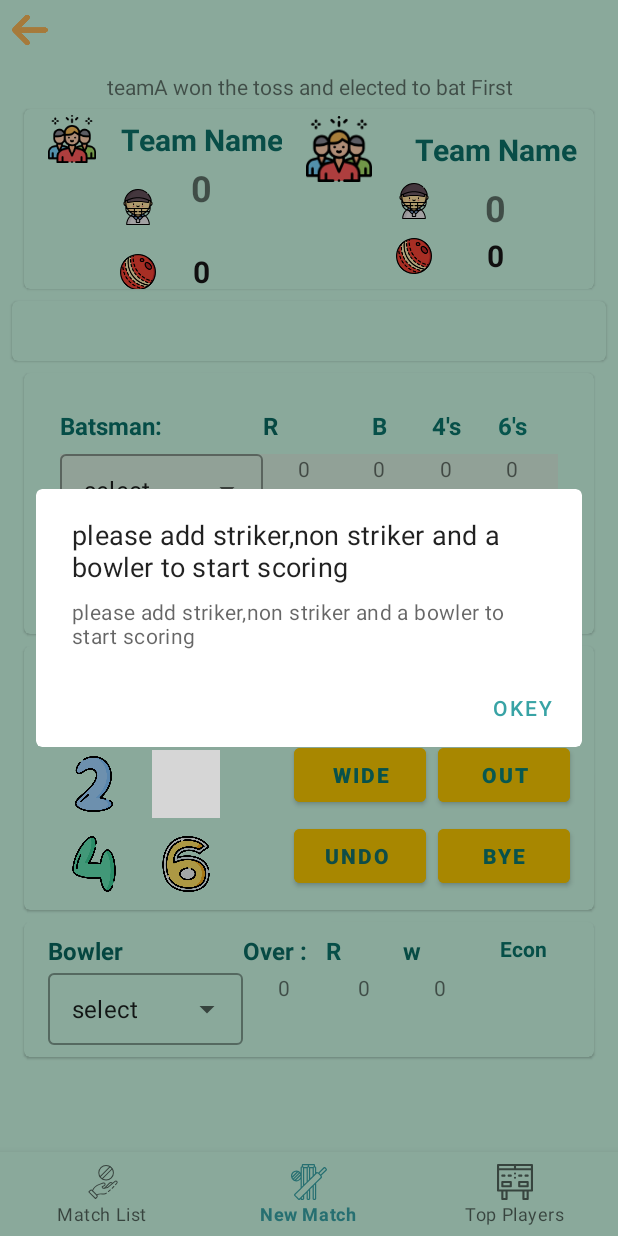
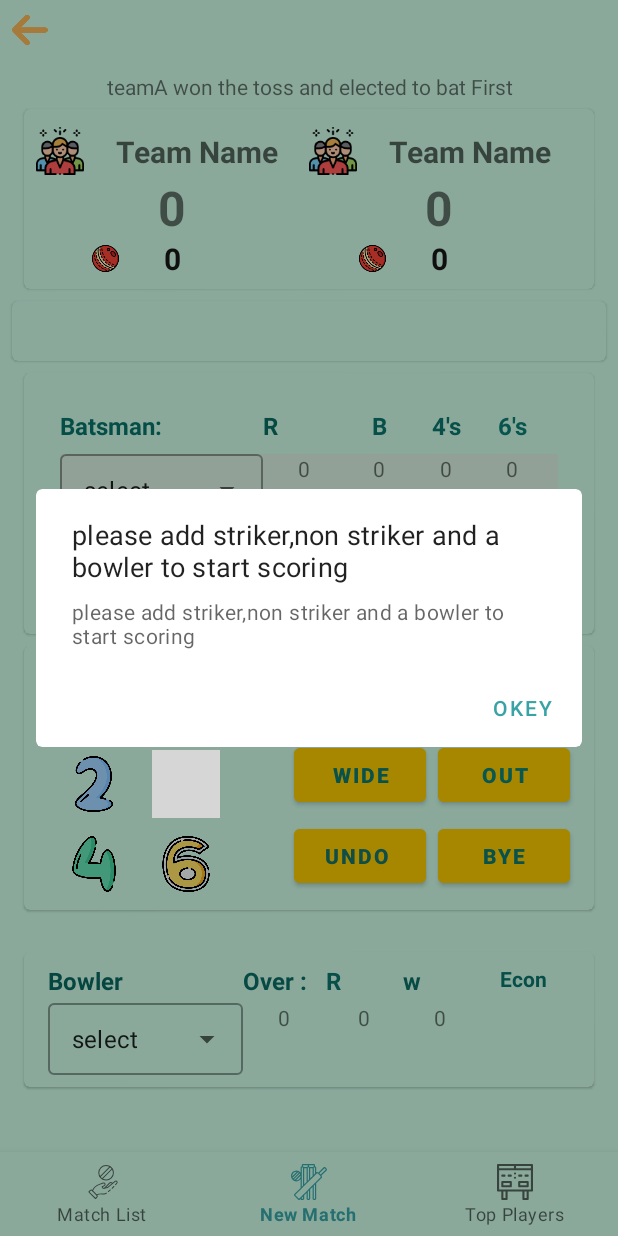
Before and after one commit to NazmulHaqueLimon/ScoreBoard2, an Android app: the fragment ScoringFragment placed in its activity, on a phone screen of 412 x 824 dp. Run offline under Robolectric (Android 15) with nearby library versions, the phone set to English and light mode, and no system bars; our stand-ins replace Dagger/Hilt's generated code, Firebase (no records; nobody signed in at launch, a user with empty details on screens opened directly), data binding, navigation-ui; 7 statements that could not run were skipped; grey boxes are pictures that could not be loaded.

Commit message:
scoring improved3

```diff
--- a/app/build.gradle
+++ b/app/build.gradle
@@ -4,6 +4,7 @@ plugins {
     id 'kotlin-kapt'
     id 'androidx.navigation.safeargs'
     id 'com.google.dagger.hilt.android'
+    id 'com.google.gms.google-services'
 
 }
 // Allow references to generated code
@@ -55,6 +56,7 @@ dependencies {
 
     implementation 'androidx.room:room-runtime:2.5.0'
     implementation 'androidx.room:room-ktx:2.5.0'
+    implementation 'com.google.firebase:firebase-firestore-ktx:24.1.1'
     annotationProcessor 'androidx.room:room-compiler:2.5.0'
     // To use Kotlin annotation processing tool (kapt)
     kapt('androidx.room:room-compiler:2.5.0')
--- a/app/src/main/java/com/example/scoreboard/MainActivity.kt
+++ b/app/src/main/java/com/example/scoreboard/MainActivity.kt
@@ -2,6 +2,7 @@
 
 import androidx.appcompat.app.AppCompatActivity
 import android.os.Bundle
+import android.util.Log
 import android.view.View
 import androidx.core.view.WindowCompat
 import androidx.navigation.NavController
@@ -13,11 +14,13 @@ import androidx.navigation.ui.setupActionBarWithNavController
 import androidx.navigation.ui.setupWithNavController
 import com.example.scoreboard.databinding.ActivityMainBinding
 import com.google.android.material.bottomnavigation.BottomNavigationView
+import com.google.firebase.firestore.ktx.firestore
+import com.google.firebase.ktx.Firebase
 import dagger.hilt.android.AndroidEntryPoint
 
  @AndroidEntryPoint
  class MainActivity : AppCompatActivity() {
-
+     private val TAG = "DocSnippets"
      private lateinit var binding : ActivityMainBinding
      private lateinit var navController :NavController
     override fun onCreate(savedInstanceState: Bundle?) {
@@ -27,23 +30,22 @@ import dagger.hilt.android.AndroidEntryPoint
         binding = ActivityMainBinding.inflate(layoutInflater)
         setContentView(binding.root)
 
-        val bottomNav : BottomNavigationView =binding.bottomNav
-        navController =findNavController(R.id.nav_host)
+        val bottomNav: BottomNavigationView = binding.bottomNav
+        navController = findNavController(R.id.nav_host)
 
         NavigationUI.setupWithNavController(bottomNav, navController)
 
         navController.addOnDestinationChangedListener { _, destination, _ ->
 
-            if(destination.id == R.id.matchDetailsFragment) {
-                bottomNav.visibility =View.GONE
-            }
-            else if (destination.id == R.id.scoringFragment){
-                bottomNav.visibility =View.GONE
-            }
-            else {
+            if (destination.id == R.id.matchDetailsFragment) {
+                bottomNav.visibility = View.GONE
+            } else if (destination.id == R.id.scoringFragment) {
+                bottomNav.visibility = View.GONE
+            } else {
                 bottomNav.visibility = View.VISIBLE
             }
         }
+
 
     }
      /**
--- a/app/src/main/java/com/example/scoreboard/adapters/MatchStateAdapter.kt
+++ b/app/src/main/java/com/example/scoreboard/adapters/MatchStateAdapter.kt
@@ -33,7 +33,9 @@ class MatchStateAdapter : ListAdapter<MatchState, RecyclerView.ViewHolder>(Match
 
         fun bind(item: MatchState) {
             binding.apply {
-                currentScoreItem.text = item.getScoreString()
+
+                currentScoreItem.text=item.run_bat.toString()
+                //currentScoreItem.text = item.getScoreString()
                 //player = item
                 executePendingBindings()
             }
@@ -45,7 +47,7 @@ class MatchStateAdapter : ListAdapter<MatchState, RecyclerView.ViewHolder>(Match
 private class MatchStateDiffUtilCallback : DiffUtil.ItemCallback<MatchState>() {
 
     override fun areItemsTheSame(oldItem: MatchState, newItem: MatchState): Boolean {
-        return oldItem == newItem
+        return oldItem.matchId == newItem.matchId
     }
 
     override fun areContentsTheSame(oldItem: MatchState, newItem: MatchState): Boolean {
--- a/app/src/main/java/com/example/scoreboard/data/dao/MatchDao.kt
+++ b/app/src/main/java/com/example/scoreboard/data/dao/MatchDao.kt
@@ -9,6 +9,8 @@ interface MatchDao {
 
     @Insert(onConflict = OnConflictStrategy.REPLACE)
     suspend fun insertMatch(match: Match)
+    @Insert(onConflict = OnConflictStrategy.REPLACE)
+    suspend fun insertMatchState(state: MatchState)
 
     @Query("SELECT * FROM matches WHERE matchId =:id")
     fun getMatch(id: String):Flow<Match>
--- a/app/src/main/java/com/example/scoreboard/data/repositories/NewMatchRepository.kt
+++ b/app/src/main/java/com/example/scoreboard/data/repositories/NewMatchRepository.kt
@@ -2,6 +2,8 @@ package com.example.scoreboard.data.repositories
 
 import com.example.scoreboard.data.dao.*
 import com.example.scoreboard.data.entityObjects.*
+import com.google.firebase.firestore.ktx.firestore
+import com.google.firebase.ktx.Firebase
 import javax.inject.Inject
 import javax.inject.Singleton
 
@@ -13,6 +15,9 @@ class NewMatchRepository  @Inject constructor(
     private val teamPlayerDao : TeamPlayersDao,
     private val scoreDao: ScoreDao
 ){
+
+
+
 
     suspend fun saveMatch(match : Match)=matchDao.insertMatch(match)
 
--- a/app/src/main/java/com/example/scoreboard/data/repositories/ScoringRepository.kt
+++ b/app/src/main/java/com/example/scoreboard/data/repositories/ScoringRepository.kt
@@ -16,6 +16,7 @@ class ScoringRepository @Inject constructor(
 
     fun getMatch(id:String) = matchDao.getMatch(id)
 
+    fun getMatchState(id:String) = matchDao.getMatchState(id)
 
     fun getTeamWithPlayers(teamId: String) =teamPlayersDao.getTeamWithPlayers(teamId)
 
--- a/app/src/main/java/com/example/scoreboard/fragments/ScoringFragment.kt
+++ b/app/src/main/java/com/example/scoreboard/fragments/ScoringFragment.kt
@@ -11,6 +11,7 @@ import androidx.fragment.app.activityViewModels
 import androidx.navigation.findNavController
 import androidx.navigation.fragment.navArgs
 import com.example.scoreboard.R
+import com.example.scoreboard.adapters.MatchListAdapter
 import com.example.scoreboard.adapters.MatchStateAdapter
 import com.example.scoreboard.data.entityObjects.MatchState
 import com.example.scoreboard.databinding.FragmentScoringBinding
@@ -132,14 +133,10 @@ class ScoringFragment : Fragment() {
         setListPopupNb()
         setListPopupWide()
         showDialog("please add striker,non striker and a bowler to start scoring")
-        displayMatchState()
+
 
     }
 
-    private fun displayMatchState() {
-
-
-    }
     private fun showDialog(msg:String){
         MaterialAlertDialogBuilder(requireContext())
             .setTitle(msg)
--- a/app/src/main/java/com/example/scoreboard/fragments/TeamFragment.kt
+++ b/app/src/main/java/com/example/scoreboard/fragments/TeamFragment.kt
@@ -45,9 +45,14 @@ class TeamFragment : Fragment() {
         val playerList = ArrayList<Player>()
         //val playerList = mutableListOf<Player>()
 
+        /** observing teamA players-to display the team information*/
+        viewModel.teamAplayers.observe(viewLifecycleOwner){
+            adapter.submitList(it)
+        }
+
         binding.buttonAdd.setOnClickListener {
             val playerName = binding.playerName.text.toString()
-            if (playerName.isNullOrEmpty()){
+            if (playerName.isEmpty()){
                 showToastMessage("please provide a player name")
             }
             else{
@@ -69,7 +74,7 @@ class TeamFragment : Fragment() {
 
         binding.saveTeamFab.setOnClickListener {
             val teamName = binding.teamName.text.toString()
-            if (teamName.isNullOrEmpty()){
+            if (teamName.isEmpty()){
                 showToastMessage("please add a team name")
             }else{
                 val team = Team(name = teamName)
--- a/app/src/main/java/com/example/scoreboard/viewmodels/MatchViewModel.kt
+++ b/app/src/main/java/com/example/scoreboard/viewmodels/MatchViewModel.kt
@@ -1,8 +1,11 @@
 package com.example.scoreboard.viewmodels
 
+import android.util.Log
 import androidx.lifecycle.*
 import com.example.scoreboard.data.entityObjects.*
 import com.example.scoreboard.data.repositories.NewMatchRepository
+import com.google.firebase.firestore.ktx.firestore
+import com.google.firebase.ktx.Firebase
 import dagger.hilt.android.lifecycle.HiltViewModel
 import kotlinx.coroutines.ExperimentalCoroutinesApi
 import kotlinx.coroutines.launch
@@ -40,10 +43,10 @@ class MatchViewModel @Inject internal constructor(
      * team players
      * */
     private val _teamAplayers = MutableLiveData<List<Player>>()
-    private val teamAplayers :LiveData<List<Player>> =_teamAplayers
+    val teamAplayers :LiveData<List<Player>> =_teamAplayers
 
     private val _teamBplayers = MutableLiveData<List<Player>>()
-    private val teamBplayers :LiveData<List<Player>> =_teamBplayers
+    val teamBplayers :LiveData<List<Player>> =_teamBplayers
 
      /**
      * creating the match from the method and provide it as a liveData
@@ -192,4 +195,19 @@ class MatchViewModel @Inject internal constructor(
     }
 
 
+
+
+
+
+
+
+
+
+
+
+
+
+
+
+
 }
--- a/app/src/main/java/com/example/scoreboard/viewmodels/ScoringViewModel.kt
+++ b/app/src/main/java/com/example/scoreboard/viewmodels/ScoringViewModel.kt
@@ -178,7 +178,7 @@ class ScoringViewModel @Inject internal constructor(
     val stateList = mutableListOf<MatchState>()
     val lastState = MutableLiveData<List<MatchState>>()
    // val stateListLiveData: LiveData<MatchState> =stateList.toMutableList()
-    val _stateListLiveData =MutableLiveData<List<MatchState>>(stateList)
+    val _stateListLiveData =MutableLiveData<List<MatchState>>()
     val stateListLiveData:LiveData<List<MatchState>> =_stateListLiveData
 
 
--- a/app/src/main/res/layout/fragment_match_list.xml
+++ b/app/src/main/res/layout/fragment_match_list.xml
@@ -92,5 +92,7 @@
             tools:context=".fragments.MatchListFragment"
             tools:listitem="@layout/match_item" />
 
+
+
     </androidx.constraintlayout.widget.ConstraintLayout>
 </layout>
--- a/app/src/main/res/layout/fragment_scoring.xml
+++ b/app/src/main/res/layout/fragment_scoring.xml
@@ -16,7 +16,7 @@
 
     <androidx.constraintlayout.widget.ConstraintLayout
         android:layout_width="match_parent"
-        android:layout_height="wrap_content"
+        android:layout_height="match_parent"
         android:background="@color/themeB2"
         tools:context=".fragments.ScoringFragment">
 
@@ -58,7 +58,7 @@
             android:layout_width="0dp"
             android:layout_height="wrap_content"
             android:layout_marginTop="8dp"
-            android:text="@{viewModel.scoringTitleText}"
+            android:text="@{viewModel.scoringTitleText.toString()}"
             android:textAlignment="center"
             android:layout_marginHorizontal="24dp"
             app:layout_constraintEnd_toEndOf="parent"
@@ -68,7 +68,7 @@
 
         <com.google.android.material.card.MaterialCardView
             android:id="@+id/materialCardView"
-            android:layout_width="0dp"
+            android:layout_width="match_parent"
             android:layout_height="120dp"
             android:layout_marginTop="5dp"
             app:cardBackgroundColor="@color/themeB2"
@@ -76,23 +76,23 @@
             app:layout_constraintEnd_toEndOf="parent"
             app:layout_constraintStart_toStartOf="parent"
             app:layout_constraintTop_toBottomOf="@+id/titleText">
-            <androidx.constraintlayout.widget.ConstraintLayout
+            <LinearLayout
                 android:layout_width="match_parent"
-                android:layout_height="match_parent">
+                android:layout_height="match_parent"
+                android:weightSum="2"
+                android:layout_margin="8dp"
+                android:orientation="horizontal">
 
                 <androidx.constraintlayout.widget.ConstraintLayout
                     android:id="@+id/teamACv"
-                    android:layout_width="0dp"
+                    android:layout_width="match_parent"
                     android:layout_height="match_parent"
-                    app:layout_constraintBottom_toBottomOf="parent"
-                    app:layout_constraintStart_toStartOf="parent"
-                    app:layout_constraintTop_toTopOf="parent">
+                    android:layout_weight="1">
 
                     <ImageView
                         android:id="@+id/teamALogoIV"
                         android:layout_width="32dp"
                         android:layout_height="32dp"
-                        android:layout_marginStart="16dp"
                         android:layout_marginTop="4dp"
                         app:layout_constraintStart_toStartOf="parent"
                         app:layout_constraintTop_toTopOf="parent"
@@ -100,15 +100,13 @@
 
                     <TextView
                         android:id="@+id/teamAnameTV"
-                        android:layout_width="wrap_content"
+                        android:layout_width="0dp"
                         android:layout_height="wrap_content"
-                        android:layout_marginStart="16dp"
                         android:hint="@string/team_name"
-                        android:maxLines="1"
+                        android:maxLines="2"
                         android:text="@{viewModel.battingTeamWithPlayers.team.name.toString()}"
                         android:textAlignment="center"
                         android:textColor="#0A6E64"
-                        android:textColorHint="#0B7168"
                         android:textSize="20sp"
                         android:textStyle="bold"
                         app:layout_constraintBottom_toBottomOf="@+id/teamALogoIV"
@@ -116,33 +114,26 @@
                         app:layout_constraintStart_toEndOf="@+id/teamALogoIV"
                         app:layout_constraintTop_toTopOf="@+id/teamALogoIV" />
 
-                    <ImageView
-                        android:id="@+id/batsmanIconIV"
-                        android:layout_width="24dp"
-                        android:layout_height="24dp"
-                        android:src="@drawable/ic_cricket__3_batsman"
-                        app:layout_constraintBottom_toBottomOf="@+id/teamAscoreTv"
-                        app:layout_constraintStart_toStartOf="@+id/teamAscoreTv"
-                        app:layout_constraintTop_toBottomOf="@+id/teamAnameTV" />
 
                     <TextView
                         android:id="@+id/teamAscoreTv"
-                        android:layout_width="0dp"
+                        android:layout_width="wrap_content"
                         android:layout_height="wrap_content"
                         android:hint="@string/total_score"
                         android:text="@{Integer.toString(viewModel.battingTeamScore.totalRun)}"
                         android:textAlignment="center"
-                        android:textSize="24dp"
+                        android:layout_marginHorizontal="16dp"
+                        android:textSize="32dp"
                         android:textStyle="bold"
                         app:layout_constraintEnd_toEndOf="@+id/teamAnameTV"
-                        app:layout_constraintStart_toStartOf="@+id/teamAnameTV"
+                        app:layout_constraintStart_toStartOf="@+id/teamALogoIV"
                         app:layout_constraintTop_toBottomOf="@+id/teamALogoIV"
                         tools:text="156/8" />
 
                     <ImageView
                         android:id="@+id/ballIconIV"
-                        android:layout_width="24dp"
-                        android:layout_height="24dp"
+                        android:layout_width="18dp"
+                        android:layout_height="18dp"
                         android:src="@drawable/ic_cricket__red_ball"
                         app:layout_constraintBottom_toBottomOf="@+id/overPlayedTV"
                         app:layout_constraintStart_toStartOf="@+id/overPlayedTV"
@@ -150,9 +141,10 @@
 
                     <TextView
                         android:id="@+id/overPlayedTV"
-                        android:layout_width="0dp"
+                        android:layout_width="wrap_content"
                         android:layout_height="wrap_content"
                         android:hint="@string/over_played"
+                        android:layout_margin="8dp"
                         android:text="@{Integer.toString(viewModel.battingTeamScore.ballPlayed)}"
                         android:textAlignment="center"
                         android:textColor="#171616"
@@ -167,19 +159,15 @@
 
                 <androidx.constraintlayout.widget.ConstraintLayout
                     android:id="@+id/teamBCV"
-                    android:layout_width="0dp"
+                    android:layout_width="match_parent"
                     android:layout_height="match_parent"
-                    android:layout_gravity="right"
-                    app:layout_constraintBottom_toBottomOf="parent"
-                    app:layout_constraintEnd_toEndOf="parent"
-                    app:layout_constraintStart_toEndOf="@+id/teamACv"
-                    app:layout_constraintTop_toTopOf="parent">
+                    android:layout_weight="1"
+                  >
 
                     <ImageView
                         android:id="@+id/imageView2"
-                        android:layout_width="44dp"
-                        android:layout_height="45dp"
-                        android:layout_marginStart="16dp"
+                        android:layout_width="32dp"
+                        android:layout_height="32dp"
                         android:layout_marginTop="4dp"
                         app:layout_constraintStart_toStartOf="parent"
                         app:layout_constraintTop_toTopOf="parent"
@@ -189,12 +177,11 @@
                         android:id="@+id/textView18"
                         android:layout_width="0dp"
                         android:layout_height="wrap_content"
-                        android:layout_marginStart="16dp"
                         android:hint="@string/team_name"
-                        android:text="@{viewModel.battingTeamWithPlayers.team.name.toString()}"
+                        android:layout_margin="8dp"
+                        android:text="@{viewModel.bowlingTeamWithPlayers.team.name.toString()}"
                         android:textAlignment="center"
                         android:textColor="#0A6E64"
-                        android:textColorHint="#0B7168"
                         android:textSize="20sp"
                         android:textStyle="bold"
                         app:layout_constraintBottom_toBottomOf="@+id/imageView2"
@@ -202,34 +189,25 @@
                         app:layout_constraintStart_toEndOf="@+id/imageView2"
                         app:layout_constraintTop_toTopOf="@+id/imageView2" />
 
-                    <ImageView
-                        android:id="@+id/textView20"
-                        android:layout_width="24dp"
-                        android:layout_height="24dp"
-                        android:src="@drawable/ic_cricket__3_batsman"
-                        app:layout_constraintBottom_toBottomOf="@+id/textView22"
-                        app:layout_constraintStart_toStartOf="@+id/textView22"
-                        app:layout_constraintTop_toBottomOf="@+id/textView18" />
-
-
                     <TextView
                         android:id="@+id/textView22"
-                        android:layout_width="0dp"
+                        android:layout_width="wrap_content"
                         android:layout_height="wrap_content"
                         android:hint="@string/total_score"
-                        android:text="@{Integer.toString(viewModel.battingTeamScore.totalRun)}"
+                        android:text="@{Integer.toString(viewModel.bowlingTeamScore.totalRun)}"
                         android:textAlignment="center"
-                        android:textSize="24dp"
+                        android:textSize="32dp"
+                        android:layout_marginHorizontal="16dp"
                         android:textStyle="bold"
                         app:layout_constraintEnd_toEndOf="@+id/textView18"
-                        app:layout_constraintStart_toStartOf="@+id/textView18"
+                        app:layout_constraintStart_toStartOf="@+id/imageView2"
                         app:layout_constraintTop_toBottomOf="@+id/imageView2"
                         tools:text="156/8" />
 
                     <ImageView
                         android:id="@+id/textView21"
-                        android:layout_width="24dp"
-                        android:layout_height="24dp"
+                        android:layout_width="18dp"
+                        android:layout_height="18dp"
                         android:src="@drawable/ic_cricket__red_ball"
                         app:layout_constraintBottom_toBottomOf="@+id/textView23"
                         app:layout_constraintStart_toStartOf="@+id/textView23"
@@ -237,23 +215,22 @@
 
                     <TextView
                         android:id="@+id/textView23"
-                        android:layout_width="0dp"
+                        android:layout_width="wrap_content"
                         android:layout_height="wrap_content"
                         android:hint="@string/over_played"
                         android:text="@{Integer.toString(viewModel.battingTeamScore.ballPlayed)}"
                         android:textAlignment="center"
+                        android:layout_margin="8dp"
                         android:textColor="#171616"
                         android:textSize="20dp"
                         android:textStyle="bold"
                         app:layout_constraintBottom_toBottomOf="parent"
                         app:layout_constraintEnd_toEndOf="@+id/textView22"
-                        app:layout_constraintHorizontal_bias="0.0"
                         app:layout_constraintStart_toStartOf="@+id/textView22"
                         app:layout_constraintTop_toBottomOf="@+id/textView22"
-                        app:layout_constraintVertical_bias="0.2"
                         tools:text="12.5" />
                 </androidx.constraintlayout.widget.ConstraintLayout>
-            </androidx.constraintlayout.widget.ConstraintLayout>
+            </LinearLayout>
 
 
         </com.google.android.material.card.MaterialCardView>
@@ -276,6 +253,7 @@
                 android:layout_width="match_parent"
                 android:orientation="horizontal"
                 android:layout_margin="4dp"
+                app:layoutManager="androidx.recyclerview.widget.LinearLayoutManager"
                 tools:listitem="@layout/score_item"/>
         </com.google.android.material.card.MaterialCardView>
 
--- a/app/src/main/res/layout/match_item.xml
+++ b/app/src/main/res/layout/match_item.xml
@@ -43,16 +43,18 @@
                 app:layout_constraintStart_toStartOf="parent"
                 app:layout_constraintTop_toTopOf="parent"
                 tools:text="college field open ground" />
+
             <TextView
                 android:id="@+id/matchStatus"
                 android:layout_width="wrap_content"
                 android:layout_height="wrap_content"
+                android:text="@{MatchInfo.ground.toString()}"
                 android:textStyle="bold"
-                android:layout_marginStart="16dp"
-                android:text="@{MatchInfo.ground.toString()}"
-                app:layout_constraintStart_toStartOf="parent"
+                app:layout_constraintEnd_toEndOf="parent"
+                app:layout_constraintStart_toEndOf="@+id/ground_name_id"
                 app:layout_constraintTop_toTopOf="parent"
                 tools:text="college field open ground" />
+
 
             <ImageView
                 android:id="@+id/teamIcon_id"
--- a/build.gradle
+++ b/build.gradle
@@ -7,10 +7,11 @@ buildscript {
         mavenCentral()
     }
     dependencies {
-        classpath 'com.android.tools.build:gradle:7.4.0'
+        classpath 'com.android.tools.build:gradle:8.0.0'
         classpath 'androidx.navigation:navigation-safe-args-gradle-plugin:2.5.3'
         classpath "com.google.dagger:hilt-android-gradle-plugin:2.44"
         classpath "org.jetbrains.kotlin:kotlin-gradle-plugin:1.7.0"
+        classpath 'com.google.gms:google-services:4.3.10'
 
     }
 }
--- a/gradle.properties
+++ b/gradle.properties
@@ -17,3 +17,6 @@ org.gradle.jvmargs=-Xmx2048m -Dfile.encoding=UTF-8
 android.useAndroidX=true
 # Kotlin code style for this project: "official" or "obsolete":
 kotlin.code.style=official
+android.defaults.buildfeatures.buildconfig=true
+android.nonTransitiveRClass=false
+android.nonFinalResIds=false
```
Also changed, not shown: gradle/wrapper/gradle-wrapper.properties.
